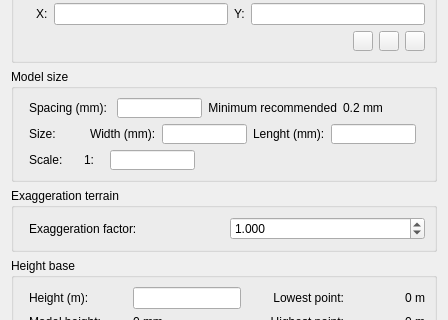
Old version of the form DEMto3D_Dialog/DEMto3D_dialog_base.ui in the repository jawensi/DEMto3D-QGIS-Plugin; both pictures show x 0 to 448 and y 137 to 457 of the 448 by 587 pixel window.
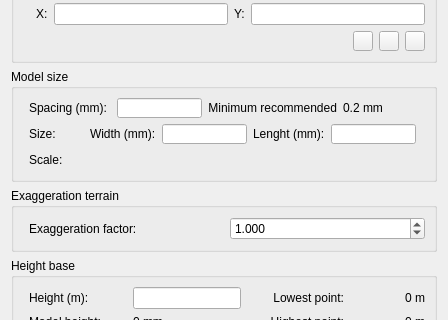
New version of the form. Icons and pictures are not drawn. Custom widgets are drawn as their Qt base class.

Commit message: Uso de widget propios de QGIS (capas / escala)

The edit to the form file:
```diff
--- a/DEMto3D_Dialog/DEMto3D_dialog_base.ui
+++ b/DEMto3D_Dialog/DEMto3D_dialog_base.ui
@@ -5,6 +5,14 @@
   <property name="windowModality">
    <enum>Qt::WindowModal</enum>
   </property>
+  <property name="geometry">
+   <rect>
+    <x>0</x>
+    <y>0</y>
+    <width>445</width>
+    <height>539</height>
+   </rect>
+  </property>
   <property name="windowTitle">
    <string>DEM 3D printing</string>
   </property>
@@ -371,7 +379,7 @@
       <item>
        <layout class="QHBoxLayout" name="horizontalLayout_5">
         <property name="rightMargin">
-         <number>230</number>
+         <number>201</number>
         </property>
         <item>
          <widget class="QLabel" name="label_15">
@@ -384,26 +392,7 @@
          </widget>
         </item>
         <item>
-         <widget class="QLabel" name="label_14">
-          <property name="minimumSize">
-           <size>
-            <width>12</width>
-            <height>20</height>
-           </size>
-          </property>
-          <property name="maximumSize">
-           <size>
-            <width>20</width>
-            <height>20</height>
-           </size>
-          </property>
-          <property name="text">
-           <string>1:</string>
-          </property>
-         </widget>
-        </item>
-        <item>
-         <widget class="QLineEdit" name="ScaleLineEdit">
+         <widget class="QgsScaleWidget" name="ScaleLineEdit">
           <property name="sizePolicy">
            <sizepolicy hsizetype="Fixed" vsizetype="Fixed">
             <horstretch>0</horstretch>
@@ -412,13 +401,13 @@
           </property>
           <property name="minimumSize">
            <size>
-            <width>85</width>
+            <width>100</width>
             <height>20</height>
            </size>
           </property>
           <property name="maximumSize">
            <size>
-            <width>85</width>
+            <width>100</width>
             <height>20</height>
            </size>
           </property>
@@ -644,6 +633,18 @@
    </item>
   </layout>
  </widget>
+ <customwidgets>
+  <customwidget>
+   <class>QgsMapLayerComboBox</class>
+   <extends>QComboBox</extends>
+   <header>qgsmaplayercombobox.h</header>
+  </customwidget>
+  <customwidget>
+   <class>QgsScaleWidget</class>
+   <extends>QWidget</extends>
+   <header>qgsscalewidget.h</header>
+  </customwidget>
+ </customwidgets>
  <tabstops>
   <tabstop>CancelToolButton</tabstop>
   <tabstop>STLToolButton</tabstop>
```
Left out of the diff: 16 changed lines with no effect on the pictures. The commit also changes 7 other files.
